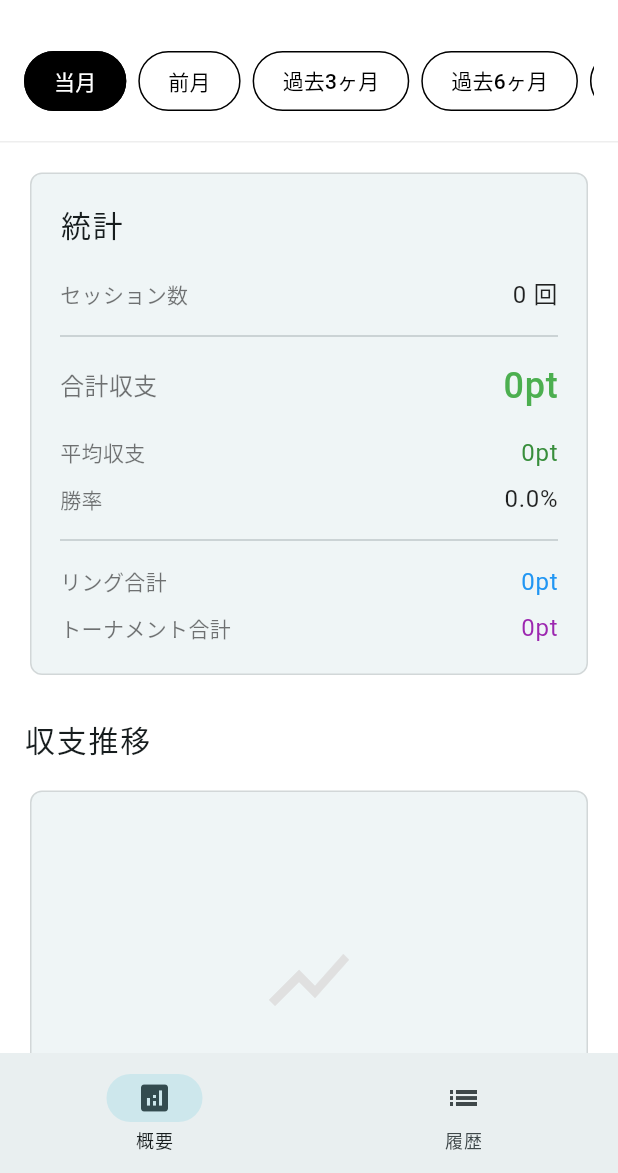
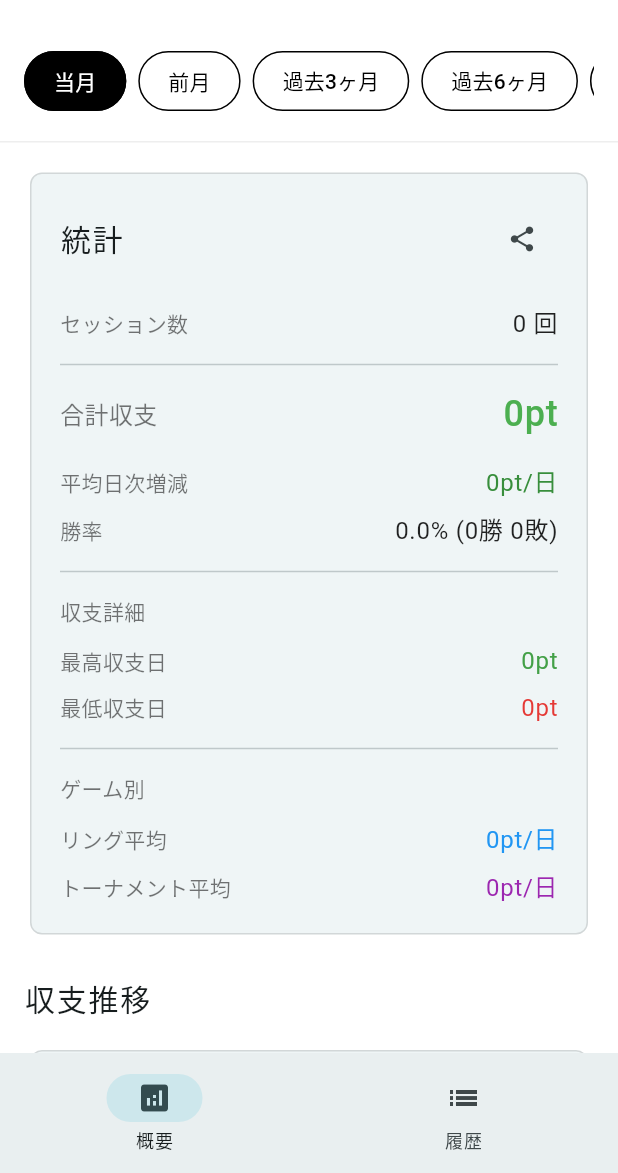
Before and after one commit to Minamelody/Junpo-analyze, a Flutter app: the MainAppScreen screen opened directly with empty values, on a phone screen of 412 x 824 dp, the part 63-1236 px from its top. Run offline on Flutter 3.47's test engine with Material 3 defaults, Android fonts, the light colour scheme and no system bars; our stand-ins replace fl_chart, hive_flutter; accounts and stored records are empty.

Commit message:
Add: SNSシェア機能 + 詳細統計（平均増減、最高/最低日、勝敗数）

```diff
--- a/lib/screens/main_app_screen.dart
+++ b/lib/screens/main_app_screen.dart
@@ -180,6 +180,13 @@ class _MainAppScreenState extends State<MainAppScreen> with WidgetsBindingObserv
         'total_profit': 0,
         'avg_profit': 0.0,
         'win_rate': 0.0,
+        'avg_daily_change': 0.0,
+        'max_profit_day': 0,
+        'min_profit_day': 0,
+        'plus_days': 0,
+        'minus_days': 0,
+        'avg_ring': 0.0,
+        'avg_tournament': 0.0,
       };
     }
 
@@ -187,14 +194,25 @@ class _MainAppScreenState extends State<MainAppScreen> with WidgetsBindingObserv
     int totalTournament = 0;
     int totalProfit = 0;
     int winCount = 0;
+    int maxProfit = _sessions.first.totalChange;
+    int minProfit = _sessions.first.totalChange;
+    int plusDays = 0;
+    int minusDays = 0;
 
     for (var session in _sessions) {
       totalRing += session.ringProfit;
       totalTournament += session.tournamentProfit;
       totalProfit += session.totalChange;
+
       if (session.totalChange > 0) {
         winCount++;
+        plusDays++;
+      } else if (session.totalChange < 0) {
+        minusDays++;
       }
+
+      if (session.totalChange > maxProfit) maxProfit = session.totalChange;
+      if (session.totalChange < minProfit) minProfit = session.totalChange;
     }
 
     return {
@@ -204,6 +222,13 @@ class _MainAppScreenState extends State<MainAppScreen> with WidgetsBindingObserv
       'total_profit': totalProfit,
       'avg_profit': totalProfit / _sessions.length,
       'win_rate': (winCount / _sessions.length) * 100,
+      'avg_daily_change': totalProfit / _sessions.length,
+      'max_profit_day': maxProfit,
+      'min_profit_day': minProfit,
+      'plus_days': plusDays,
+      'minus_days': minusDays,
+      'avg_ring': totalRing / _sessions.length,
+      'avg_tournament': totalTournament / _sessions.length,
     };
   }
 
--- a/lib/widgets/statistics_card.dart
+++ b/lib/widgets/statistics_card.dart
@@ -1,4 +1,5 @@
 import 'package:flutter/material.dart';
+import 'package:flutter/foundation.dart';
 import 'package:intl/intl.dart';
 
 class StatisticsCard extends StatelessWidget {
@@ -11,16 +12,25 @@ class StatisticsCard extends StatelessWidget {
     final formatter = NumberFormat('#,###');
     final totalSessions = statistics['total_sessions'] ?? 0;
     final totalProfit = statistics['total_profit'] ?? 0;
-    final avgProfit = statistics['avg_profit'] ?? 0.0;
     final winRate = statistics['win_rate'] ?? 0.0;
-    final totalRing = statistics['total_ring'] ?? 0;
-    final totalTournament = statistics['total_tournament'] ?? 0;
+
+    // 新しい統計データ
+    final avgDailyChange = statistics['avg_daily_change'] ?? 0.0;
+    final maxProfitDay = statistics['max_profit_day'] ?? 0;
+    final minProfitDay = statistics['min_profit_day'] ?? 0;
+    final plusDays = statistics['plus_days'] ?? 0;
+    final minusDays = statistics['minus_days'] ?? 0;
+    final avgRing = statistics['avg_ring'] ?? 0.0;
+    final avgTournament = statistics['avg_tournament'] ?? 0.0;
 
     return Card(
       child: Padding(
         padding: const EdgeInsets.all(20),
         child: Column(
           crossAxisAlignment: CrossAxisAlignment.start,
+          children: [
+            Row(
+              mainAxisAlignment: MainAxisAlignment.spaceBetween,
               children: [
                 const Text(
                   '統計',
@@ -29,6 +39,13 @@ class StatisticsCard extends StatelessWidget {
                     fontWeight: FontWeight.w300,
                     letterSpacing: 1.2,
                   ),
+                ),
+                IconButton(
+                  icon: const Icon(Icons.share, size: 20),
+                  onPressed: () => _showShareDialog(context),
+                  tooltip: 'SNSでシェア',
+                ),
+              ],
             ),
             const SizedBox(height: 20),
             _buildStatRow('セッション数', '$totalSessions 回', Colors.black87),
@@ -41,32 +58,153 @@ class StatisticsCard extends StatelessWidget {
             ),
             const SizedBox(height: 16),
             _buildStatRow(
-              '平均収支',
-              '${formatter.format(avgProfit.round())}pt',
-              avgProfit >= 0 ? Colors.green.shade700 : Colors.red.shade700,
+              '平均日次増減',
+              '${formatter.format(avgDailyChange.round())}pt/日',
+              avgDailyChange >= 0 ? Colors.green.shade700 : Colors.red.shade700,
             ),
             const SizedBox(height: 8),
             _buildStatRow(
               '勝率',
-              '${winRate.toStringAsFixed(1)}%',
+              '${winRate.toStringAsFixed(1)}% ($plusDays勝 $minusDays敗)',
               Colors.black87,
             ),
             const Divider(height: 32),
+            const Text(
+              '収支詳細',
+              style: TextStyle(
+                fontSize: 14,
+                fontWeight: FontWeight.w500,
+                color: Colors.black54,
+              ),
+            ),
+            const SizedBox(height: 12),
             _buildStatRow(
-              'リング合計',
-              '${formatter.format(totalRing)}pt',
-              totalRing >= 0 ? Colors.blue : Colors.red,
+              '最高収支日',
+              '${formatter.format(maxProfitDay)}pt',
+              Colors.green.shade600,
             ),
             const SizedBox(height: 8),
             _buildStatRow(
-              'トーナメント合計',
-              '${formatter.format(totalTournament)}pt',
-              totalTournament >= 0 ? Colors.purple : Colors.red,
+              '最低収支日',
+              '${formatter.format(minProfitDay)}pt',
+              Colors.red.shade600,
+            ),
+            const Divider(height: 32),
+            const Text(
+              'ゲーム別',
+              style: TextStyle(
+                fontSize: 14,
+                fontWeight: FontWeight.w500,
+                color: Colors.black54,
+              ),
+            ),
+            const SizedBox(height: 12),
+            _buildStatRow(
+              'リング平均',
+              '${formatter.format(avgRing.round())}pt/日',
+              avgRing >= 0 ? Colors.blue : Colors.red,
+            ),
+            const SizedBox(height: 8),
+            _buildStatRow(
+              'トーナメント平均',
+              '${formatter.format(avgTournament.round())}pt/日',
+              avgTournament >= 0 ? Colors.purple : Colors.red,
             ),
           ],
         ),
       ),
     );
+  }
+
+  void _showShareDialog(BuildContext context) {
+    final formatter = NumberFormat('#,###');
+    final totalProfit = statistics['total_profit'] ?? 0;
+    final winRate = statistics['win_rate'] ?? 0.0;
+    final avgDailyChange = statistics['avg_daily_change'] ?? 0.0;
+    final totalSessions = statistics['total_sessions'] ?? 0;
+    final maxProfitDay = statistics['max_profit_day'] ?? 0;
+
+    // シェア用テキストを生成
+    final shareText = '📊 じゃんぽ分析\n\n'
+        'セッション数: $totalSessions回\n'
+        '総収支: ${formatter.format(totalProfit)}pt\n'
+        '平均増減: ${formatter.format(avgDailyChange.round())}pt/日\n'
+        '勝率: ${winRate.toStringAsFixed(1)}%\n'
+        '最高日: ${formatter.format(maxProfitDay)}pt';
+
+    // 匿名版（金額を隠す）
+    final anonymousText = '📊 じゃんぽ分析\n\n'
+        'セッション数: $totalSessions回\n'
+        '勝率: ${winRate.toStringAsFixed(1)}%\n'
+        '継続プレイ中！';
+
+    showDialog(
+      context: context,
+      builder: (context) => AlertDialog(
+        title: const Text('SNSでシェア'),
+        content: Column(
+          mainAxisSize: MainAxisSize.min,
+          crossAxisAlignment: CrossAxisAlignment.start,
+          children: [
+            Container(
+              padding: const EdgeInsets.all(12),
+              decoration: BoxDecoration(
+                color: Colors.grey[100],
+                borderRadius: BorderRadius.circular(8),
+                border: Border.all(color: Colors.grey[300]!),
+              ),
+              child: Text(
+                shareText,
+                style: const TextStyle(fontSize: 12),
+              ),
+            ),
+            const SizedBox(height: 16),
+            SizedBox(
+              width: double.infinity,
+              child: ElevatedButton.icon(
+                onPressed: () {
+                  Navigator.pop(context);
+                  _shareToSNS(shareText);
+                },
+                icon: const Icon(Icons.share, size: 18),
+                label: const Text('通常版をシェア'),
+                style: ElevatedButton.styleFrom(
+                  backgroundColor: Colors.blue,
+                  foregroundColor: Colors.white,
+                ),
+              ),
+            ),
+            const SizedBox(height: 8),
+            SizedBox(
+              width: double.infinity,
+              child: OutlinedButton.icon(
+                onPressed: () {
+                  Navigator.pop(context);
+                  _shareToSNS(anonymousText);
+                },
+                icon: const Icon(Icons.lock_outline, size: 18),
+                label: const Text('匿名版をシェア（金額非表示）'),
+              ),
+            ),
+          ],
+        ),
+        actions: [
+          TextButton(
+            onPressed: () => Navigator.pop(context),
+            child: const Text('キャンセル'),
+          ),
+        ],
+      ),
+    );
+  }
+
+  void _shareToSNS(String text) {
+    // この部分はshare_plusパッケージを使って実装
+    // 今はダミー実装（実際にはshare_plus.dartをインポートして使用）
+    if (kDebugMode) {
+      debugPrint('シェア: $text');
+    }
+    // Share.share(text);
   }
 
   Widget _buildStatRow(String label, String value, Color valueColor, {bool isLarge = false}) {
--- a/pubspec.yaml
+++ b/pubspec.yaml
@@ -52,6 +52,10 @@ dependencies:
   http: 1.5.0
   html: ^0.15.4
 
+  # Share functionality
+  share_plus: ^10.1.2
+  url_launcher: ^6.3.1
+
 dev_dependencies:
   flutter_test:
     sdk: flutter
```
Also changed, not shown: pubspec.lock, 12 other files. Lines whose indentation alone changed are shown as unchanged.
